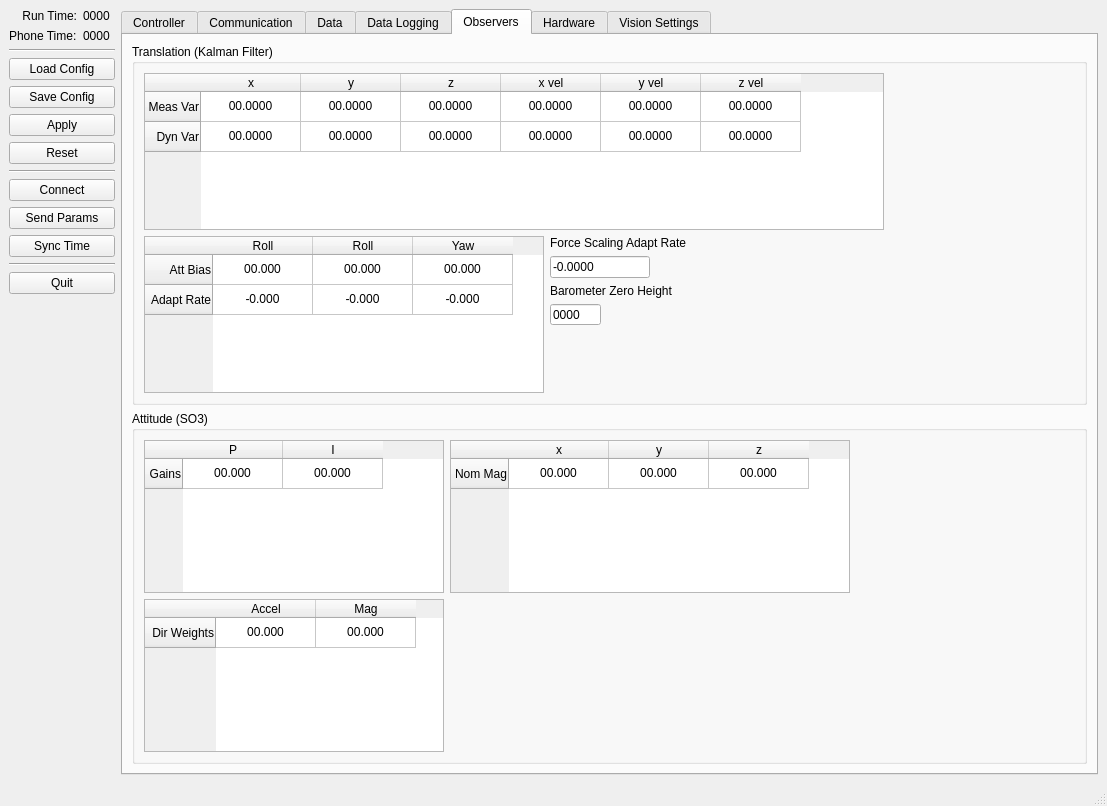
ryan0270/quadrover, file Leash/src/Leash.ui: the form before one commit.
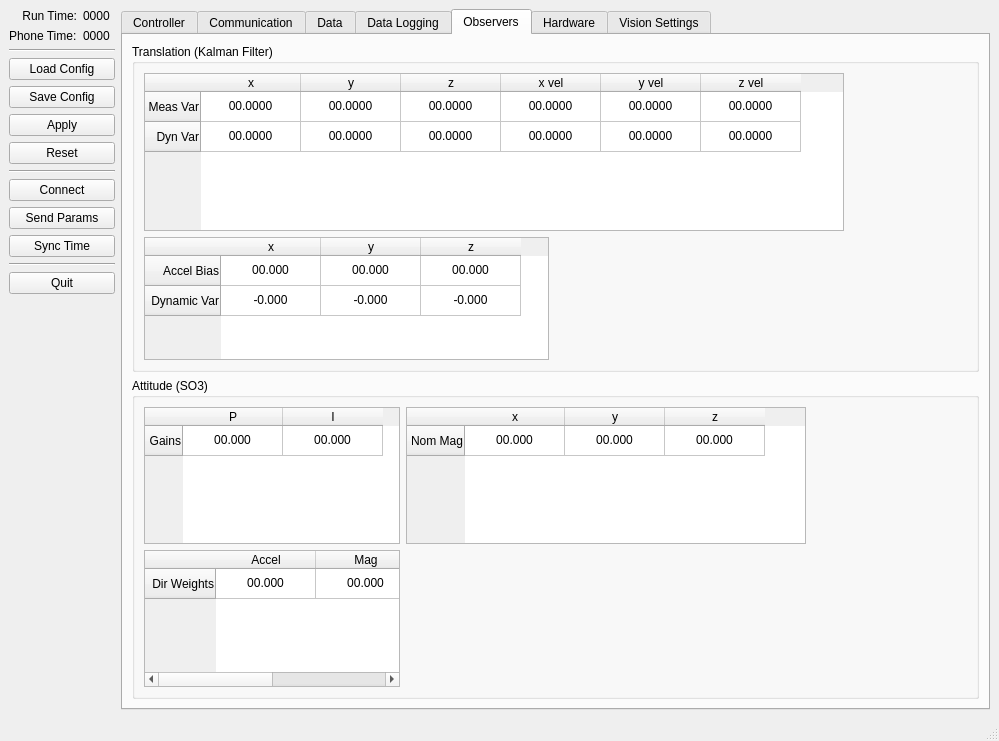
The form after the commit. The open tabs and pages were chosen to show the change.

What changed in the file:
```diff
--- a/Leash/src/Leash.ui
+++ b/Leash/src/Leash.ui
@@ -6,8 +6,8 @@
    <rect>
     <x>0</x>
     <y>0</y>
-    <width>1107</width>
-    <height>806</height>
+    <width>999</width>
+    <height>741</height>
    </rect>
   </property>
   <property name="sizePolicy">
@@ -1545,7 +1545,7 @@
            <string>Translation (Kalman Filter)</string>
           </property>
           <layout class="QGridLayout" name="gridLayout_3">
-           <item row="0" column="0" colspan="3">
+           <item row="0" column="0" colspan="2">
             <widget class="QTableWidget" name="tblKalmanVar">
              <property name="minimumSize">
               <size>
@@ -1715,7 +1715,7 @@
              </item>
             </widget>
            </item>
-           <item row="0" column="3">
+           <item row="0" column="2">
             <spacer name="horizontalSpacer_7">
              <property name="orientation">
               <enum>Qt::Horizontal</enum>
@@ -1732,13 +1732,13 @@
             <widget class="QTableWidget" name="tblKalmanAttBias">
              <property name="minimumSize">
               <size>
-               <width>400</width>
+               <width>405</width>
                <height>87</height>
               </size>
              </property>
              <row>
               <property name="text">
-               <string>Att Bias</string>
+               <string>Accel Bias</string>
               </property>
               <property name="textAlignment">
                <set>AlignRight|AlignVCenter</set>
@@ -1746,7 +1746,7 @@
              </row>
              <row>
               <property name="text">
-               <string>Adapt Rate</string>
+               <string>Dynamic Var</string>
               </property>
               <property name="textAlignment">
                <set>AlignRight|AlignVCenter</set>
@@ -1754,7 +1754,7 @@
              </row>
              <column>
               <property name="text">
-               <string>Roll</string>
+               <string>x</string>
               </property>
               <property name="textAlignment">
                <set>AlignHCenter|AlignVCenter|AlignCenter</set>
@@ -1762,7 +1762,7 @@
              </column>
              <column>
               <property name="text">
-               <string>Roll</string>
+               <string>y</string>
               </property>
               <property name="textAlignment">
                <set>AlignHCenter|AlignVCenter|AlignCenter</set>
@@ -1770,7 +1770,7 @@
              </column>
              <column>
               <property name="text">
-               <string>Yaw</string>
+               <string>z</string>
               </property>
               <property name="textAlignment">
                <set>AlignHCenter|AlignVCenter|AlignCenter</set>
@@ -1826,70 +1826,7 @@
              </item>
             </widget>
            </item>
-           <item row="1" column="1">
-            <layout class="QGridLayout" name="gridLayout">
-             <item row="0" column="0">
-              <widget class="QLabel" name="label">
-               <property name="text">
-                <string>Force Scaling Adapt Rate</string>
-               </property>
-               <property name="alignment">
-                <set>Qt::AlignRight|Qt::AlignTrailing|Qt::AlignVCenter</set>
-               </property>
-              </widget>
-             </item>
-             <item row="1" column="0">
-              <widget class="QLineEdit" name="txtKalmanForceGainAdaptRate">
-               <property name="maximumSize">
-                <size>
-                 <width>100</width>
-                 <height>16777215</height>
-                </size>
-               </property>
-               <property name="text">
-                <string>-0.0000</string>
-               </property>
-              </widget>
-             </item>
-             <item row="2" column="0">
-              <widget class="QLabel" name="label_14">
-               <property name="text">
-                <string>Barometer Zero Height</string>
-               </property>
-               <property name="alignment">
-                <set>Qt::AlignLeading|Qt::AlignLeft|Qt::AlignVCenter</set>
-               </property>
-              </widget>
-             </item>
-             <item row="3" column="0">
-              <widget class="QLineEdit" name="txtBarometerZeroHeight">
-               <property name="maximumSize">
-                <size>
-                 <width>51</width>
-                 <height>21</height>
-                </size>
-               </property>
-               <property name="text">
-                <string>0000</string>
-               </property>
-              </widget>
-             </item>
-            </layout>
-           </item>
            <item row="2" column="1">
-            <spacer name="verticalSpacer_8">
-             <property name="orientation">
-              <enum>Qt::Vertical</enum>
-             </property>
-             <property name="sizeHint" stdset="0">
-              <size>
-               <width>20</width>
-               <height>36</height>
-              </size>
-             </property>
-            </spacer>
-           </item>
-           <item row="2" column="2">
             <spacer name="horizontalSpacer_6">
              <property name="orientation">
               <enum>Qt::Horizontal</enum>
@@ -2038,7 +1975,7 @@
             <widget class="QTableWidget" name="tblAttObsvGains">
              <property name="minimumSize">
               <size>
-               <width>300</width>
+               <width>250</width>
                <height>0</height>
               </size>
              </property>
```
Left out of the diff: 6 changed lines with no effect on the pictures.
